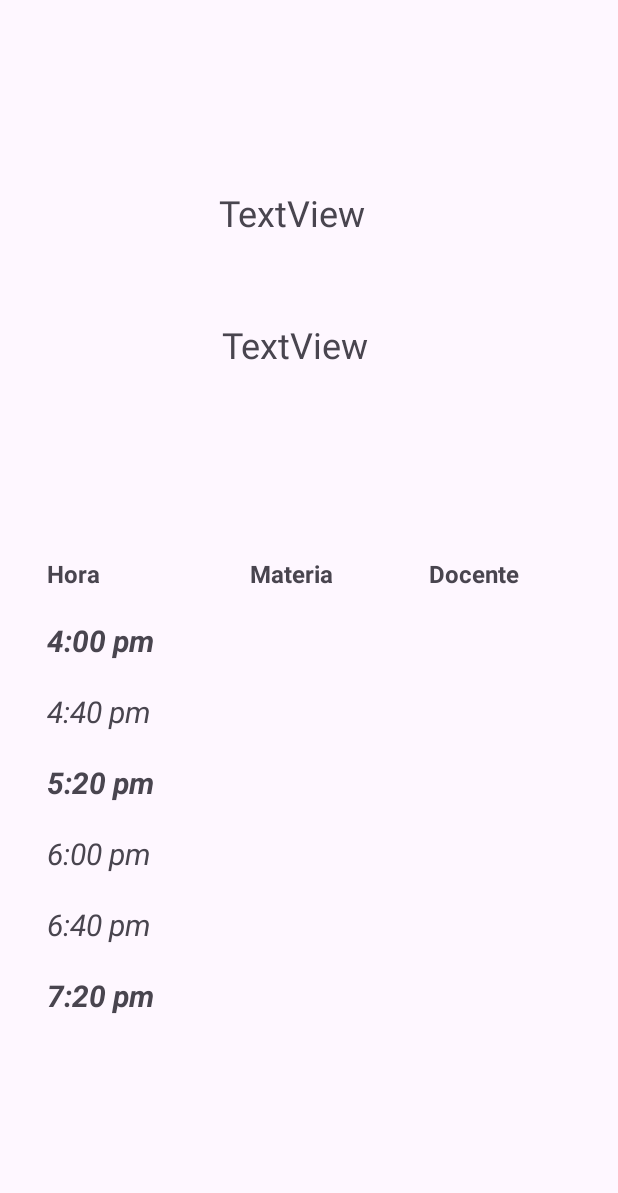
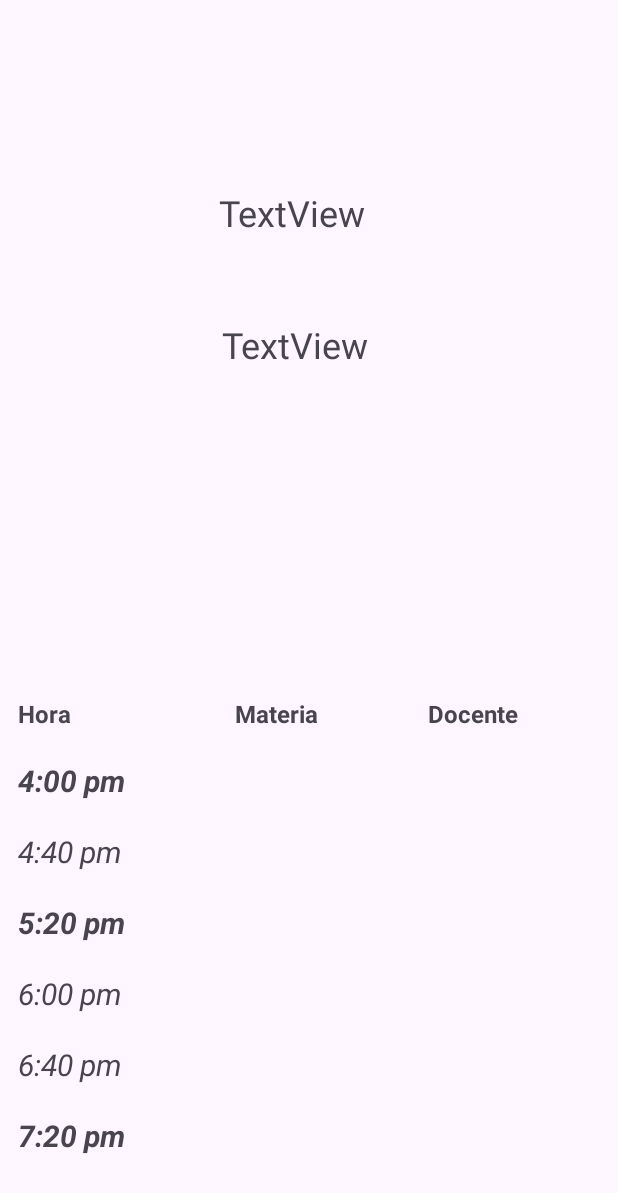
Before and after one commit to jessuss1/Activity_7, an Android app: the layout activity_schedule.xml on its own in the app's theme, with its tools: preview values and no code run, on a phone screen of 412 x 824 dp. Shown: the top 1193 px of the screen. Run offline under Robolectric (Android 15) with nearby library versions, the phone set to English and light mode, and no system bars.

```diff
--- a/app/src/main/res/layout/activity_schedule.xml
+++ b/app/src/main/res/layout/activity_schedule.xml
@@ -41,20 +41,26 @@
         app:layout_constraintVertical_bias="0.052"
         tools:ignore="HardcodedText" />
 
+
+
         <TableLayout
             android:id="@+id/table"
-        android:layout_width="379dp"
-        android:layout_height="443dp"
+            android:layout_width="match_parent"
+            android:layout_height="wrap_content"
             android:layout_marginStart="2dp"
             android:layout_marginTop="37dp"
             android:layout_marginEnd="2dp"
+            android:showDividers="beginning"
+            android:divider="@android:color/darker_gray"
             android:stretchColumns="*"
             app:layout_constraintBottom_toBottomOf="parent"
             app:layout_constraintEnd_toEndOf="parent"
             app:layout_constraintHorizontal_bias="0.666"
             app:layout_constraintStart_toStartOf="parent"
             app:layout_constraintTop_toBottomOf="@+id/displayFaseTextView"
-        app:layout_constraintVertical_bias="0.8">
+            app:layout_constraintVertical_bias="0.8"
+            tools:layout_editor_absoluteX="2dp"
+            tools:layout_editor_absoluteY="1267dp">
 
             <!--Header-->
             <TableRow>
--- a/app/src/main/res/values/strings.xml
+++ b/app/src/main/res/values/strings.xml
@@ -19,9 +19,9 @@
 
     <string-array name="materiasProgramacion">
         <item>Interaccion\nHombre Maquina</item>
-        <item>Administracion de\nPaginas Web</item>
+        <item>Administracion\nde Paginas Web</item>
         <item>Desarrollo de\nAplicaciones\nMobiles</item>
-        <item>Sistemas de\nInformacion Geografica</item>
+        <item>Sistemas de\nInformacion\nGeografica</item>
         <item>Programacion de\nVideojuegos</item>
         <item>Derecho\nInformatico</item>
     </string-array>
```
Also changed, not shown: app/src/main/java/com/example/act7/ScheduleActivity.java (+14 -18 lines). Lines whose indentation alone changed are shown as unchanged.
